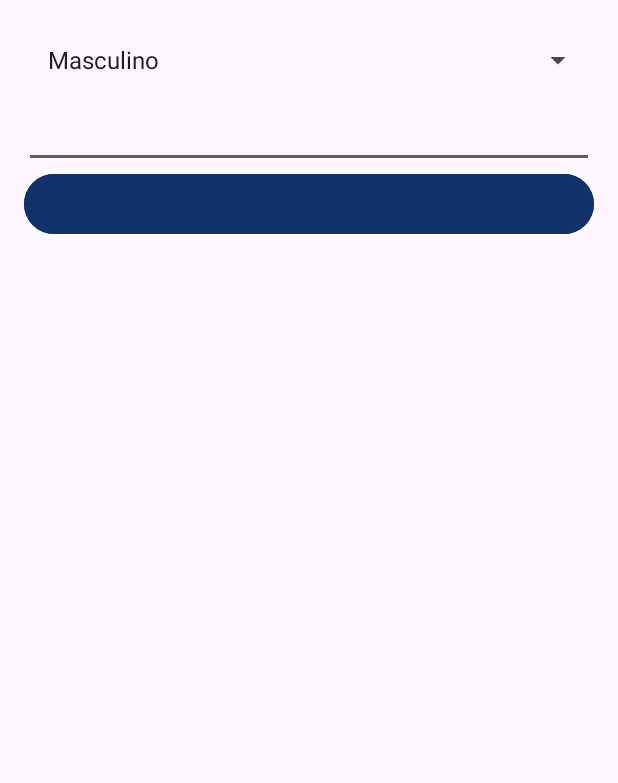
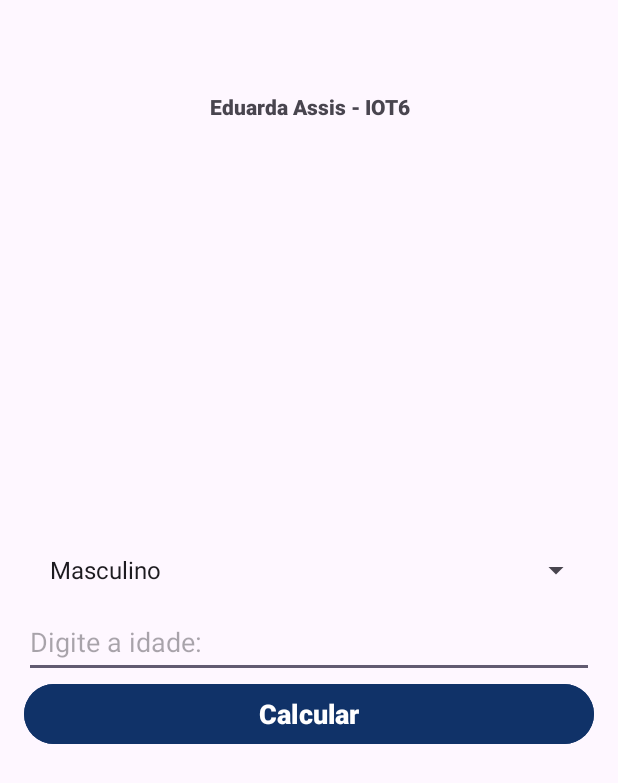
Before and after one commit to duda-assis/aposentadoria, an Android app: the screen it shows after launch (MainActivity), on a phone screen of 412 x 824 dp. Shown: the top 783 px of the screen. Run offline under Robolectric (Android 15) with nearby library versions, the phone set to English and light mode, and no system bars.

Commit message:
Calculo - aposentadoria (5° versão) Falta fazer o icon do botão.

```diff
--- a/app/src/main/java/com/duda/aposentadoria/MainActivity.kt
+++ b/app/src/main/java/com/duda/aposentadoria/MainActivity.kt
@@ -3,6 +3,7 @@ package com.duda.aposentadoria
 import android.os.Bundle
 import android.util.Log
 import android.widget.ArrayAdapter
+import android.widget.Toast
 import androidx.activity.enableEdgeToEdge
 import androidx.appcompat.app.AppCompatActivity
 import androidx.core.view.ViewCompat
@@ -11,19 +12,21 @@ import com.duda.aposentadoria.databinding.ActivityMainBinding
 
 class MainActivity : AppCompatActivity() {
 
-        private lateinit var binding: ActivityMainBinding //lateinit: permite inicializar a variável sem passar nada para ela (não precisa atribuir nenhum valor: var nome:String="duda")
+        private lateinit var binding: ActivityMainBinding //cria a tela //lateinit: permite inicializar a variável sem passar nada para ela (não precisa atribuir nenhum valor: var nome:String="duda")
 
         override fun onCreate(savedInstanceState: Bundle?) {
             super.onCreate(savedInstanceState)
             binding = ActivityMainBinding.inflate(layoutInflater) //inflate: faz leitura
-            setContentView(binding.root)
+            setContentView(binding.root) //imprime tela
 
             //Dados para o Spinner
             val genero = listOf("Masculino" , "Feminino")
 
             //Configuração do Adapter
-            val adapter = ArrayAdapter(this, android.R.layout.simple_spinner_item, genero)
-            adapter.setDropDownViewResource(android.R.layout.simple_spinner_item)
+            val adapter = ArrayAdapter(this, android.R.layout.simple_spinner_item, genero) //Adapter = objeto que fazinterface entre a lista e a spinner
+
+            //Aplico o layout
+            adapter.setDropDownViewResource(android.R.layout.simple_spinner_item) //argumento: indica que a lista será expressa na vertical
 
             //Associa o adapter ao Spinner
             binding.genero.adapter = adapter
@@ -39,11 +42,17 @@ class MainActivity : AppCompatActivity() {
                     return@setOnClickListener
                 }
 
-            val idade = binding.idade.text.toString().toLong() //lê a idade inserida
+                val idade = binding.idade.text.toString().toLong() //lê a idade inserida
 
-            val sexo = binding.genero.selectedItem.toString() //lê o gênero indicado pelo usuário
+                val sexo = binding.genero.selectedItem.toString() //lê o gênero indicado pelo usuário
 
+                val calculo = if (sexo == "Masculino") 65 - idade else 62 - idade //calculando o tempo para a aposentadoria
 
+                binding.resultado.text = if(calculo > 0) {
+                    "Faltam $calculo anos para você se aposentar." //$calculo recapitula o resultado para a pessoa ver quanto tempo falta
+                } else {
+                    "Você já tem direito à aposentadoria."
+                }
             }
         }
 }
--- a/app/src/main/res/layout/activity_main.xml
+++ b/app/src/main/res/layout/activity_main.xml
@@ -9,10 +9,23 @@
     android:padding="16dp"
     android:orientation="vertical">
 
+    <TextView
+        android:layout_width="match_parent"
+        android:layout_height="80dp"
+        android:text="Eduarda Assis - IOT6"
+        android:fontFamily="sans-serif-black"
+        android:paddingTop="45dp"
+        tools:text="testando"
+        android:gravity="center_horizontal"
+        />
+
     <Spinner
         android:id="@+id/genero"
         android:layout_width="match_parent"
         android:layout_height="48dp"
+        android:layout_marginStart="1dp"
+        android:layout_marginTop="260dp"
+        android:layout_marginEnd="1dp"
         android:padding="8dp"
         />
 
@@ -25,7 +38,7 @@
         android:maxLength="3"
         android:inputType="number"
         android:digits="0123456789"
-        android:text=""
+        android:hint="Digite a idade:"
         />
 
     <Button
@@ -36,13 +49,12 @@
         android:textColor="#FFFFFF"
         android:textSize="18sp"
         android:backgroundTint="#103268"
-        android:padding="22dp"
-        android:pointerIcon="text"
-        android:text="CALCULAR"
+        android:padding="2dp"
+        android:text="Calcular"
         />
 
     <TextView
-        android:layout_width="wrap_content"
+        android:layout_width="match_parent"
         android:layout_height="wrap_content"
         android:text=""
         android:id="@+id/resultado"
@@ -51,7 +63,10 @@
         android:textSize="16sp"
         android:backgroundTint="#E9BBFD"
         android:padding="22dp"
-        android:pointerIcon="text"
+        tools:text="testando"
+        android:gravity="center_horizontal"
         />
 
+
+
 </LinearLayout>
```
